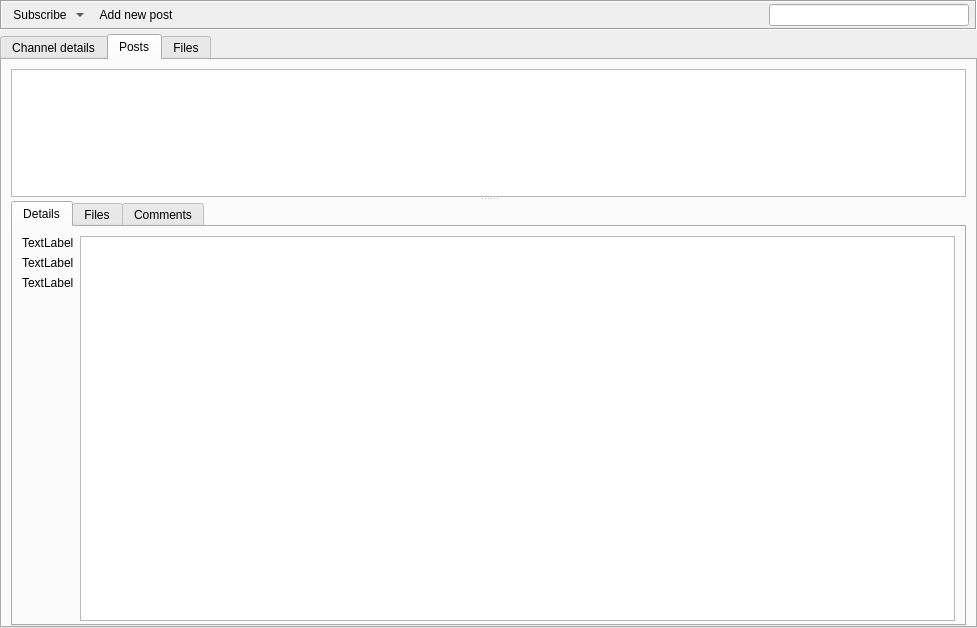
Above: retroshare-gui/src/gui/gxschannels/GxsChannelPostsWidgetWithModel.ui from RetroShare/RetroShare before the change. Below: the same form after it.
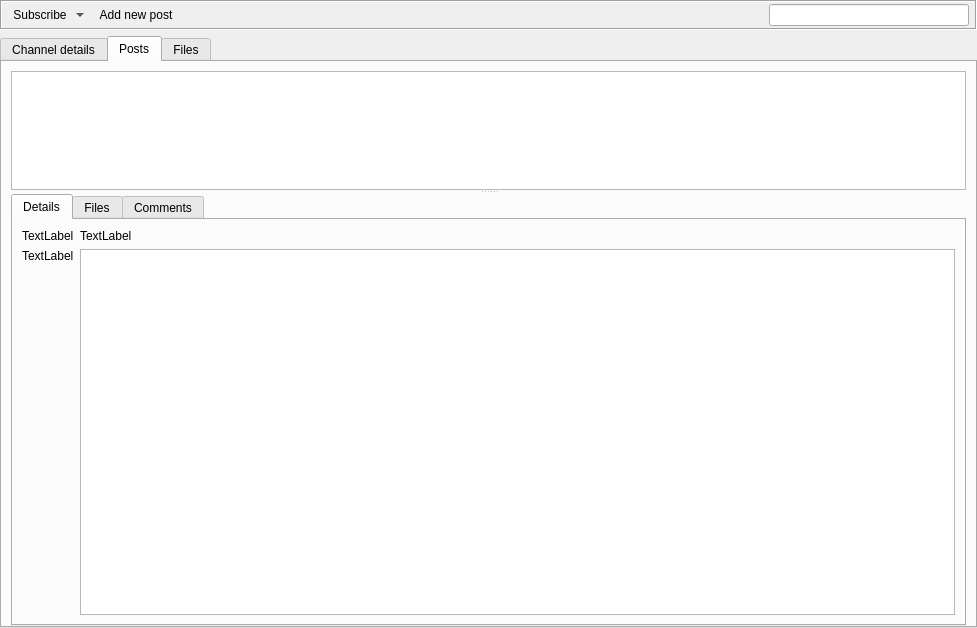
That is the form after the change. The open tabs and pages were chosen to show the change. Icons and pictures are not drawn. Custom widgets are drawn as their Qt base class.

Commit message: Moved Channel Post Title Label to a better place

Patch:
```diff
--- a/retroshare-gui/src/gui/gxschannels/GxsChannelPostsWidgetWithModel.ui
+++ b/retroshare-gui/src/gui/gxschannels/GxsChannelPostsWidgetWithModel.ui
@@ -10,10 +10,7 @@
     <height>628</height>
    </rect>
   </property>
-  <layout class="QVBoxLayout" name="verticalLayout_2">
-   <property name="spacing">
-    <number>4</number>
-   </property>
+  <layout class="QGridLayout" name="gridLayout_3">
    <property name="leftMargin">
     <number>0</number>
    </property>
@@ -158,7 +155,7 @@
      </layout>
     </widget>
    </item>
-   <item>
+   <item row="1" column="0">
     <widget class="QTabWidget" name="channel_TW">
      <property name="currentIndex">
       <number>0</number>
@@ -411,11 +408,8 @@
            <attribute name="title">
             <string>Details</string>
            </attribute>
-           <layout class="QHBoxLayout" name="horizontalLayout_4">
-            <property name="bottomMargin">
-             <number>3</number>
-            </property>
-            <item>
+           <layout class="QGridLayout" name="gridLayout_2">
+            <item row="0" column="0" rowspan="2">
              <layout class="QVBoxLayout" name="verticalLayout_3">
               <item>
                <widget class="QLabel" name="postLogo_LB">
@@ -433,16 +427,6 @@
                 </property>
                </widget>
               </item>
-              <item>
-               <widget class="QLabel" name="postName_LB">
-                <property name="text">
-                 <string>TextLabel</string>
-                </property>
-                <property name="wordWrap">
-                 <bool>true</bool>
-                </property>
-               </widget>
-              </item>
               <item>
                <widget class="QLabel" name="postTime_LB">
                 <property name="text">
@@ -465,7 +449,20 @@
               </item>
              </layout>
             </item>
-            <item>
+            <item row="0" column="1">
+             <widget class="QLabel" name="postName_LB">
+              <property name="text">
+               <string>TextLabel</string>
+              </property>
+              <property name="wordWrap">
+               <bool>true</bool>
+              </property>
+              <property name="textInteractionFlags">
+               <set>Qt::LinksAccessibleByMouse|Qt::TextSelectableByMouse</set>
+              </property>
+             </widget>
+            </item>
+            <item row="1" column="1">
              <widget class="QTextBrowser" name="postDetails_TE">
               <property name="openExternalLinks">
                <bool>true</bool>
```
Left out of the diff: 2 changed lines with no effect on the pictures. The commit also changes 1 other file.
